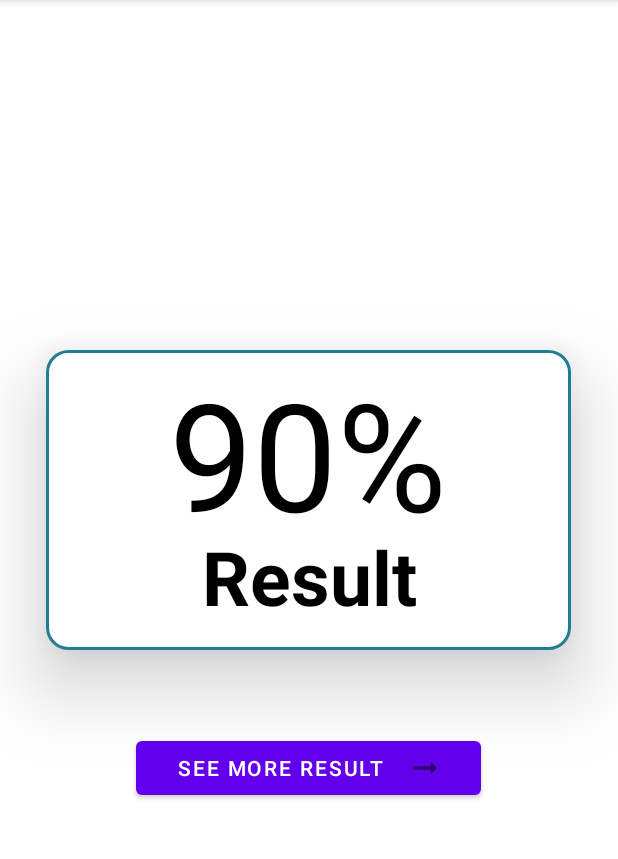
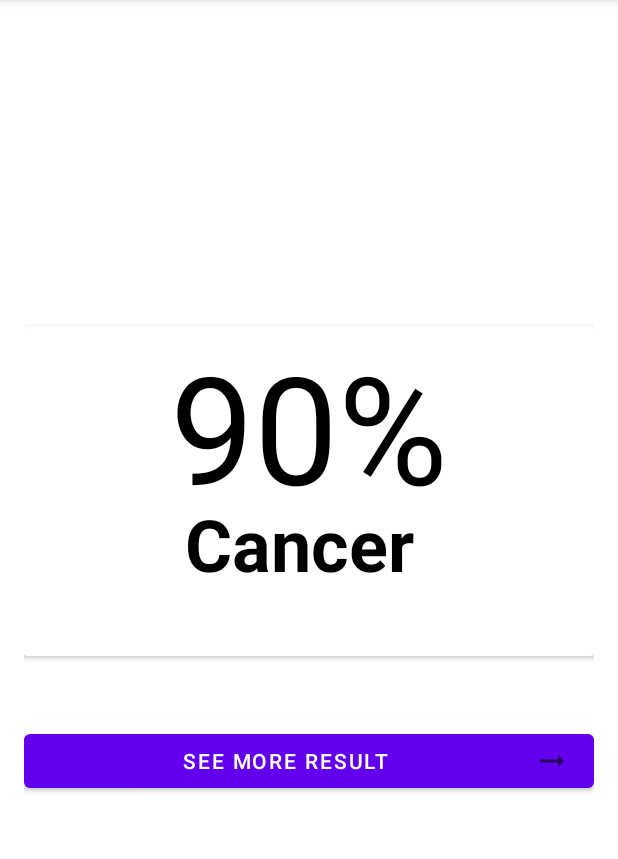
Before and after one commit to faniabdullah/bangkit-final-project, an Android app: the DetailResultActivity screen opened directly, with no data from a screen before it, on a phone screen of 412 x 824 dp, the part 84-943 px from its top. Run offline under Robolectric (Android 15) with nearby library versions, the phone set to English and light mode, and no system bars.

Commit message:
architecture code

```diff
--- /dev/null
+++ b/Mobile Development/app/src/main/java/com/bangkit/skinskan/data/SkinScanRepository.kt
@@ -0,0 +1,4 @@
+package com.bangkit.skinskan.data
+
+class SkinScanRepository {
+}
--- /dev/null
+++ b/Mobile Development/app/src/main/java/com/bangkit/skinskan/data/source/local/entity/ArticleEntity.kt
@@ -0,0 +1,4 @@
+package com.bangkit.skinskan.data.source.local.entity
+
+class ArticleEntity {
+}
--- /dev/null
+++ b/Mobile Development/app/src/main/java/com/bangkit/skinskan/data/source/remote/network/ApiService.kt
@@ -0,0 +1,5 @@
+package com.bangkit.skinskan.data.source.remote.network
+
+class ApiService {
+
+}
--- /dev/null
+++ b/Mobile Development/app/src/main/java/com/bangkit/skinskan/data/source/remote/response/ResultResponse.kt
@@ -0,0 +1,4 @@
+package com.bangkit.skinskan.data.source.remote.response
+
+class ResultResponse {
+}
--- /dev/null
+++ b/Mobile Development/app/src/main/java/com/bangkit/skinskan/di/Injection.kt
@@ -0,0 +1,4 @@
+package com.bangkit.skinskan.di
+
+class Injection {
+}
--- /dev/null
+++ b/Mobile Development/app/src/main/res/drawable/ic_baseline_camera_alt__white24.xml
@@ -0,0 +1,6 @@
+<vector android:height="65dp" android:tint="#FFFFFF"
+    android:viewportHeight="24" android:viewportWidth="24"
+    android:width="65dp" xmlns:android="http://schemas.android.com/apk/res/android">
+    <path android:fillColor="@android:color/white" android:pathData="M12,12m-3.2,0a3.2,3.2 0,1 1,6.4 0a3.2,3.2 0,1 1,-6.4 0"/>
+    <path android:fillColor="@android:color/white" android:pathData="M9,2L7.17,4L4,4c-1.1,0 -2,0.9 -2,2v12c0,1.1 0.9,2 2,2h16c1.1,0 2,-0.9 2,-2L22,6c0,-1.1 -0.9,-2 -2,-2h-3.17L15,2L9,2zM12,17c-2.76,0 -5,-2.24 -5,-5s2.24,-5 5,-5 5,2.24 5,5 -2.24,5 -5,5z"/>
+</vector>
--- /dev/null
+++ b/Mobile Development/app/src/main/res/drawable/shape.xml
@@ -0,0 +1,8 @@
+<?xml version="1.0" encoding="utf-8"?>
+<shape xmlns:android="http://schemas.android.com/apk/res/android">
+       <padding android:left="2dp"
+        android:top="2dp"
+        android:right="2dp"
+        android:bottom="2dp" />
+    <corners android:radius="14dp" />
+</shape>
--- a/Mobile Development/app/src/main/res/layout/activity_detail_result.xml
+++ b/Mobile Development/app/src/main/res/layout/activity_detail_result.xml
@@ -4,14 +4,24 @@
     xmlns:tools="http://schemas.android.com/tools"
     android:layout_width="match_parent"
     android:layout_height="match_parent"
+    android:padding="16dp"
     tools:context=".ui.detail.detail_result.DetailResultActivity">
 
 
+    <androidx.cardview.widget.CardView
+        android:id="@+id/cardView"
+        android:layout_width="match_parent"
+        android:layout_height="220dp"
+        android:background="@drawable/shape"
+        app:layout_constraintBottom_toBottomOf="parent"
+        app:layout_constraintTop_toTopOf="parent"
+        app:layout_constraintVertical_bias="0.390"
+        tools:layout_editor_absoluteX="-8dp">
+
         <TextView
             android:id="@+id/resultNumber"
-        android:layout_width="350dp"
-        android:layout_height="200dp"
-        android:background="@drawable/rectangle"
+            android:layout_width="match_parent"
+            android:layout_height="wrap_content"
             android:elevation="20dp"
             android:gravity="center_horizontal"
             android:text="@string/resultin"
@@ -19,45 +29,40 @@
             android:textColor="@color/black"
             android:textSize="100sp"
             android:translationZ="10dp"
-        android:visibility="visible"
+            android:visibility="visible" />
+
+    </androidx.cardview.widget.CardView>
+
+    <Button
+        android:id="@+id/seeMoretBtn"
+        android:layout_width="match_parent"
+        android:layout_height="wrap_content"
+        android:drawableEnd="@drawable/ic_baseline_arrow_right_alt_24"
+        android:drawablePadding="20dp"
+        android:text="@string/see_more_result"
+        android:translationZ="10dp"
         app:layout_constraintBottom_toBottomOf="parent"
         app:layout_constraintEnd_toEndOf="parent"
-        app:layout_constraintHorizontal_bias="0.491"
+        app:layout_constraintHorizontal_bias="0.0"
         app:layout_constraintStart_toStartOf="parent"
-        app:layout_constraintTop_toTopOf="parent"
-        app:layout_constraintVertical_bias="0.411" />
+        app:layout_constraintTop_toBottomOf="@+id/cardView"
+        app:layout_constraintVertical_bias="0.173" />
 
     <TextView
         android:id="@+id/resultSub"
         android:layout_width="wrap_content"
         android:layout_height="wrap_content"
-        android:elevation="20dp"
         android:text="@string/resultsub"
         android:textColor="@color/black"
-        android:textSize="50sp"
+        android:textSize="48sp"
+        android:layout_marginTop="70dp"
         android:textStyle="bold"
         android:translationZ="10dp"
-        app:layout_constraintBottom_toBottomOf="parent"
+        app:layout_constraintBottom_toBottomOf="@+id/cardView"
         app:layout_constraintEnd_toEndOf="parent"
+        app:layout_constraintHorizontal_bias="0.472"
         app:layout_constraintStart_toStartOf="parent"
-        app:layout_constraintTop_toTopOf="parent" />
+        app:layout_constraintTop_toTopOf="@+id/cardView" />
 
-    <Button
-        android:id="@+id/seeMoretBtn"
-        android:layout_width="230dp"
-        android:layout_height="wrap_content"
-        android:layout_marginBottom="232dp"
-        android:drawableRight="@drawable/ic_baseline_arrow_right_alt_24"
-        android:drawablePadding="20dp"
-        android:elevation="20dp"
-        android:paddingLeft="20dp"
-        android:paddingRight="25dp"
-        android:text="@string/see_more_result"
-        android:translationZ="10dp"
-        app:layout_constraintBottom_toBottomOf="parent"
-        app:layout_constraintEnd_toEndOf="parent"
-        app:layout_constraintHorizontal_bias="0.497"
-        app:layout_constraintStart_toStartOf="parent"
-        app:layout_constraintVertical_bias="0.109" />
 
 </androidx.constraintlayout.widget.ConstraintLayout>
--- a/Mobile Development/app/src/main/res/layout/fragment_analitycs.xml
+++ b/Mobile Development/app/src/main/res/layout/fragment_analitycs.xml
@@ -11,7 +11,7 @@
         android:id="@+id/camBtn"
         android:layout_width="150dp"
         android:layout_height="150dp"
-        android:drawableTop="@drawable/ic_baseline_camera_alt_24"
+        android:drawableTop="@drawable/ic_baseline_camera_alt__white24"
         android:padding="20dp"
         android:text="@string/take_image"
         android:elevation="20dp"
--- a/Mobile Development/app/src/main/res/values/strings.xml
+++ b/Mobile Development/app/src/main/res/values/strings.xml
@@ -8,7 +8,7 @@
     <string name="result">Result</string>
     <string name="process">Process</string>
     <string name="resultin">90%</string>
-    <string name="resultsub">Result</string>
+    <string name="resultsub">Cancer</string>
     <string name="see_more_result">see more result</string>
     <string name="catatan">Catatan</string>
     <string name="catatanSub">Kamu disarankan untuk segera ke rumah sakit , untuk memastikan dan mendapat perawatan pertama dengan
--- a/Mobile Development/build.gradle
+++ b/Mobile Development/build.gradle
@@ -1,6 +1,9 @@
 // Top-level build file where you can add configuration options common to all sub-projects/modules.
 buildscript {
     ext.kotlin_version = "1.4.32"
+    ext.glide_version = "4.11.0"
+    ext.retrofit_version = "2.9.0"
+    ext.logging_interceptor_version = "4.9.0"
     repositories {
         google()
         mavenCentral()
```
Also changed, not shown: Mobile Development/app/build.gradle (+8 -1 lines), Mobile Development/app/src/main/java/com/bangkit/skinskan/data/source/local/room/MovieDao.kt (added, +9 -0 lines), Mobile Development/app/src/main/java/com/bangkit/skinskan/data/source/local/room/MovieDatabase.kt (added, +11 -0 lines), Mobile Development/app/src/main/java/com/bangkit/skinskan/data/source/remote/network/ApiConfig.kt (added, +25 -0 lines), Mobile Development/app/src/main/java/com/bangkit/skinskan/utils/Constant.kt (added, +7 -0 lines). Lines whose indentation alone changed are shown as unchanged.
